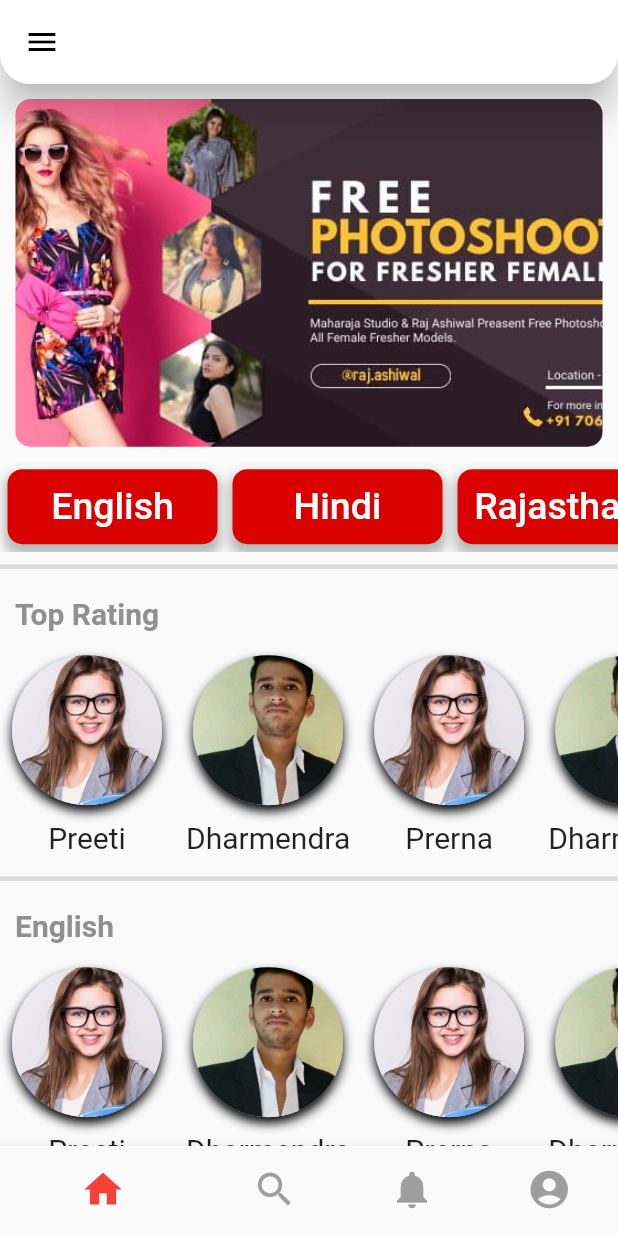
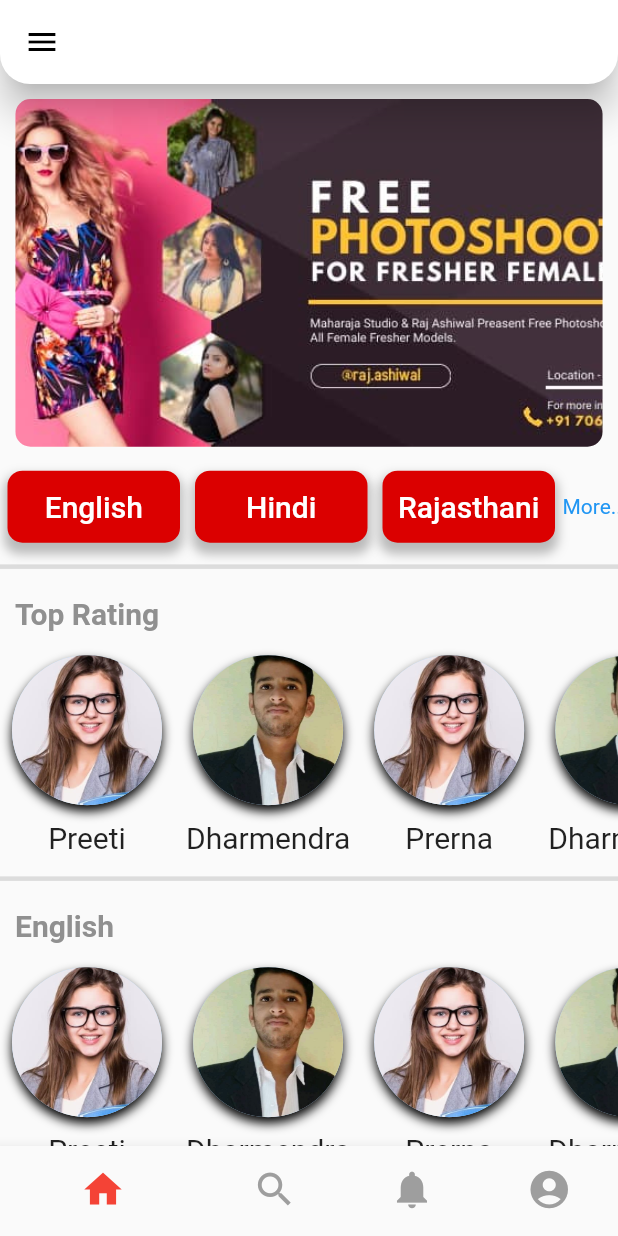
Before and after one commit to rajkamal06/flutter_application_1, a Flutter app: the screen it shows after launch, on a phone screen of 412 x 824 dp. Run offline on Flutter 3.47's test engine with Material 2 defaults, Android fonts, the phone set to English and light mode, and no system bars; drawn by our look-alikes of carousel_slider; our stand-ins replace flutter_rating_bar, get, readmore.

Commit message:
book now

```diff
--- a/lib/app/modules/home/views/home_view.dart
+++ b/lib/app/modules/home/views/home_view.dart
@@ -6,6 +6,7 @@ import 'package:flutter_application_1/app/modules/home/views/search_view.dart';
 import 'package:get/get.dart';
 
 import '../controllers/home_controller.dart';
+import 'notification_view.dart';
 
 class HomeView extends GetView<HomeController> {
   @override
@@ -142,12 +143,10 @@ class HomeView extends GetView<HomeController> {
         Container(
           margin: EdgeInsets.only(top: 10),
           height: 60,
-          child: ListView(
-            // mainAxisAlignment: MainAxisAlignment.spaceEvenly,
-            scrollDirection: Axis.horizontal,
+          child: Row(
             children: [
               Container(
-                width: 140,
+                width: 115,
                 margin: EdgeInsets.all(5),
                 decoration: BoxDecoration(
                   borderRadius: BorderRadius.circular(10),
@@ -168,11 +167,11 @@ class HomeView extends GetView<HomeController> {
                     onPressed: () {},
                     child: Text(
                       'English',
-                      style: TextStyle(color: Colors.white, fontSize: 25),
+                      style: TextStyle(color: Colors.white, fontSize: 20),
                     )),
               ),
               Container(
-                width: 140,
+                width: 115,
                 margin: EdgeInsets.all(5),
                 decoration: BoxDecoration(
                   borderRadius: BorderRadius.circular(10),
@@ -193,11 +192,11 @@ class HomeView extends GetView<HomeController> {
                     onPressed: () {},
                     child: Text(
                       'Hindi',
-                      style: TextStyle(color: Colors.white, fontSize: 25),
+                      style: TextStyle(color: Colors.white, fontSize: 20),
                     )),
               ),
               Container(
-                width: 140,
+                width: 115,
                 margin: EdgeInsets.all(5),
                 decoration: BoxDecoration(
                   borderRadius: BorderRadius.circular(10),
@@ -218,59 +217,20 @@ class HomeView extends GetView<HomeController> {
                   onPressed: () {},
                   child: Text(
                     'Rajasthani',
-                    style: TextStyle(color: Colors.white, fontSize: 25),
+                    style: TextStyle(color: Colors.white, fontSize: 20),
                   ),
                 ),
               ),
               Container(
-                width: 140,
-                margin: EdgeInsets.all(5),
-                decoration: BoxDecoration(
-                  borderRadius: BorderRadius.circular(10),
-                  color: Color(0xffDB0000),
-                  boxShadow: [
-                    BoxShadow(
-                      color: Colors.black26,
-                      offset: const Offset(
-                        0.0,
-                        5.0,
-                      ),
-                      blurRadius: 5.0,
-                      spreadRadius: 2.0,
-                    ),
-                  ],
-                ),
-                child: TextButton(
-                  onPressed: () {},
+                // margin: EdgeInsets.only(top: 30),
+                child: InkWell(
+                  onTap: () {
+                    controller.currentIndex.value = 1;
+                    // Get.offNamed('/search');
+                  },
                   child: Text(
-                    'Marathi',
-                    style: TextStyle(color: Colors.white, fontSize: 25),
-                  ),
-                ),
-              ),
-              Container(
-                width: 140,
-                margin: EdgeInsets.all(5),
-                decoration: BoxDecoration(
-                  borderRadius: BorderRadius.circular(10),
-                  color: Color(0xffDB0000),
-                  boxShadow: [
-                    BoxShadow(
-                      color: Colors.black26,
-                      offset: const Offset(
-                        0.0,
-                        5.0,
-                      ),
-                      blurRadius: 5.0,
-                      spreadRadius: 2.0,
-                    ),
-                  ],
-                ),
-                child: TextButton(
-                  onPressed: () {},
-                  child: Text(
-                    'Gujarati',
-                    style: TextStyle(color: Colors.white, fontSize: 25),
+                    "More..",
+                    style: TextStyle(color: Colors.blue),
                   ),
                 ),
               ),
@@ -411,9 +371,14 @@ class HomeView extends GetView<HomeController> {
                       ),
                     ],
                   ),
+                  child: InkWell(
+                    onTap: () {
+                      Get.toNamed('/teacherdetails');
+                    },
                     child: CircleAvatar(
                       radius: 50,
                       backgroundImage: AssetImage('assets/user5.jpg'),
+                    ),
                   ),
                 ),
                 Container(
@@ -446,9 +411,14 @@ class HomeView extends GetView<HomeController> {
                       ),
                     ],
                   ),
+                  child: InkWell(
+                    onTap: () {
+                      Get.toNamed('/teacherdetails');
+                    },
                     child: CircleAvatar(
                       radius: 50,
                       backgroundImage: AssetImage('assets/user3.jpg'),
+                    ),
                   ),
                 ),
                 Container(
@@ -481,9 +451,14 @@ class HomeView extends GetView<HomeController> {
                       ),
                     ],
                   ),
+                  child: InkWell(
+                    onTap: () {
+                      Get.toNamed('/teacherdetails');
+                    },
                     child: CircleAvatar(
                       radius: 50,
                       backgroundImage: AssetImage('assets/user5.jpg'),
+                    ),
                   ),
                 ),
                 Container(
@@ -516,9 +491,14 @@ class HomeView extends GetView<HomeController> {
                       ),
                     ],
                   ),
+                  child: InkWell(
+                    onTap: () {
+                      Get.toNamed('/teacherdetails');
+                    },
                     child: CircleAvatar(
                       radius: 50,
                       backgroundImage: AssetImage('assets/user3.jpg'),
+                    ),
                   ),
                 ),
                 Container(
@@ -551,9 +531,14 @@ class HomeView extends GetView<HomeController> {
                       ),
                     ],
                   ),
+                  child: InkWell(
+                    onTap: () {
+                      Get.toNamed('/teacherdetails');
+                    },
                     child: CircleAvatar(
                       radius: 50,
                       backgroundImage: AssetImage('assets/user5.jpg'),
+                    ),
                   ),
                 ),
                 Container(
@@ -586,9 +571,14 @@ class HomeView extends GetView<HomeController> {
                       ),
                     ],
                   ),
+                  child: InkWell(
+                    onTap: () {
+                      Get.toNamed('/teacherdetails');
+                    },
                     child: CircleAvatar(
                       radius: 50,
                       backgroundImage: AssetImage('assets/user3.jpg'),
+                    ),
                   ),
                 ),
                 Container(
@@ -621,9 +611,14 @@ class HomeView extends GetView<HomeController> {
                       ),
                     ],
                   ),
+                  child: InkWell(
+                    onTap: () {
+                      Get.toNamed('/teacherdetails');
+                    },
                     child: CircleAvatar(
                       radius: 50,
                       backgroundImage: AssetImage('assets/user5.jpg'),
+                    ),
                   ),
                 ),
                 Container(
--- a/lib/app/routes/app_routes.dart
+++ b/lib/app/routes/app_routes.dart
@@ -9,6 +9,8 @@ abstract class Routes {
   static const SEARCH = _Paths.SEARCH;
   static const TEACHERDETAILS = _Paths.TEACHERDETAILS;
   static const NOTIFICATION = _Paths.NOTIFICATION;
+  static const BOOKNOW = _Paths.BOOKNOW;
+
 
 }
 
@@ -18,5 +20,7 @@ abstract class _Paths {
   static const SEARCH = '/search';
   static const TEACHERDETAILS = '/teacherdetails';
   static const NOTIFICATION = '/notification';
+  static const BOOKNOW = '/booknow';
+
 
 }
```
Also changed, not shown: lib/app/modules/home/views/booknow_view.dart (added, +181 -0 lines), lib/app/modules/home/views/notification_view.dart (+2 -5 lines), lib/app/modules/home/views/search_view.dart (+24 -7 lines), lib/app/modules/home/views/teacherdetails_view.dart (+40 -18 lines), lib/app/routes/app_pages.dart (+10 -0 lines). Lines whose indentation alone changed are shown as unchanged.
